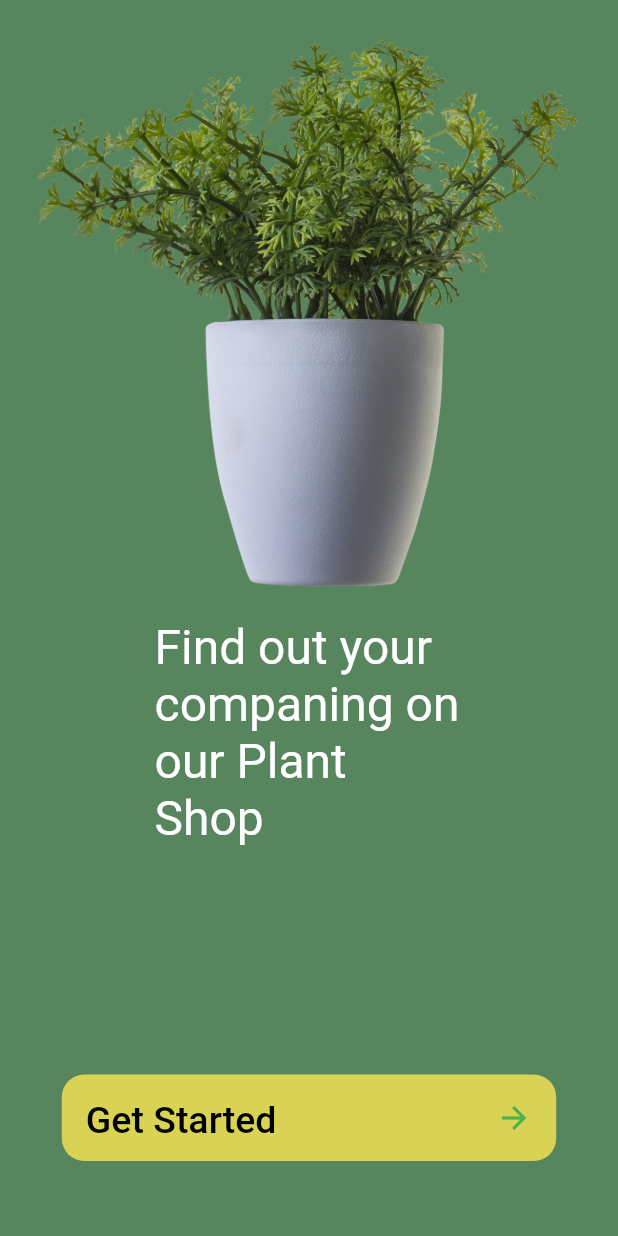
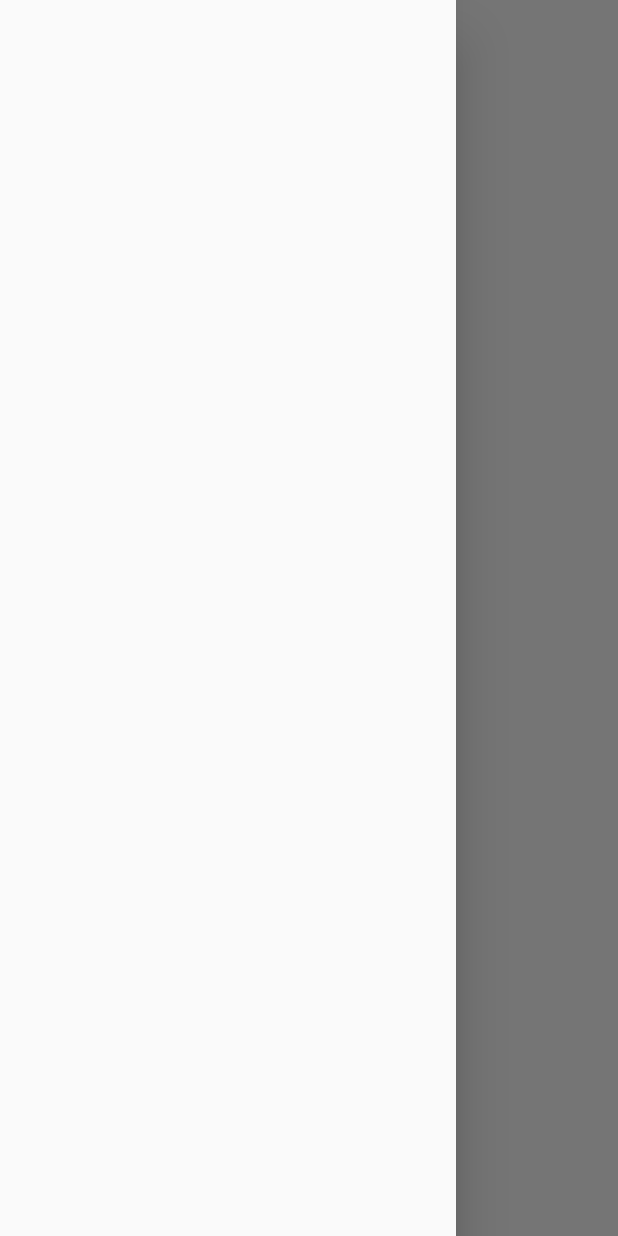
Before and after one commit to aneebbaig/plant_ui, a Flutter app: the screen it shows after launch, with the side drawer open (before the commit the screen has no drawer), on a phone screen of 412 x 824 dp. Run offline on Flutter 3.47's test engine with Material 2 defaults, Android fonts, the phone set to English and light mode, and no system bars; our stand-ins replace google_fonts.

Commit message:
Editing Shop Page

```diff
--- a/lib/main.dart
+++ b/lib/main.dart
@@ -1,5 +1,6 @@
 import 'package:flutter/material.dart';
-import '../screen/homepage.dart';
+import 'package:google_fonts/google_fonts.dart';
+import 'package:plants_ui/screen/shop_screen.dart';
 
 void main() {
   runApp(const MyApp());
@@ -14,9 +15,10 @@ class MyApp extends StatelessWidget {
     return MaterialApp(
       title: 'Plant UI',
       theme: ThemeData(
+        textTheme: GoogleFonts.latoTextTheme(),
         primarySwatch: Colors.green,
       ),
-      home: const HomePage(),
+      home: const Shop(),
     );
   }
 }
--- a/lib/screen/homepage.dart
+++ b/lib/screen/homepage.dart
@@ -1,4 +1,5 @@
 import 'package:flutter/material.dart';
+import 'package:google_fonts/google_fonts.dart';
 
 class HomePage extends StatelessWidget {
   const HomePage({super.key});
@@ -8,18 +9,31 @@ class HomePage extends StatelessWidget {
     Size size = MediaQuery.of(context).size;
     return Scaffold(
       backgroundColor: const Color(0xFF57855e),
-      body: Column(
+      body: Padding(
+        padding: const EdgeInsets.all(20.0),
+        child: Column(
           mainAxisAlignment: MainAxisAlignment.center,
           crossAxisAlignment: CrossAxisAlignment.center,
           children: [
+            SizedBox(
+              height: size.height * 0.1,
+            ),
             Image.asset('assets/images/plant1.png'),
-          SizedBox(
-            width: size.width * 0.5,
-            child: const Text(
+            const Spacer(),
+            Align(
+              alignment: Alignment.centerLeft,
+              child: SizedBox(
+                width: size.width * 0.7,
+                child: Text(
                   "Find out your companing on our Plant Shop",
-              style: TextStyle(
+                  style: GoogleFonts.lato(
+                    textStyle: const TextStyle(
+                      fontWeight: FontWeight.w800,
+                      fontSize: 30,
                       color: Colors.white,
-                fontSize: 32,
+                    ),
+                  ),
+                  textAlign: TextAlign.left,
                 ),
               ),
             ),
@@ -34,10 +48,7 @@ class HomePage extends StatelessWidget {
                     borderRadius: BorderRadius.circular(15),
                   ),
                   backgroundColor: const Color(0xFFd8d354),
-                maximumSize: Size(
-                  size.width * 0.8,
-                  size.height * 0.07,
-                ),
+                  //maximumSize: Size.fromWidth(size.width * 0.8),
                 ),
                 onPressed: () {},
                 child: Padding(
@@ -48,11 +59,15 @@ class HomePage extends StatelessWidget {
                       Text(
                         "Get Started",
                         style: TextStyle(
-                        fontSize: 25,
+                          //fontSize: ,
+                          color: Colors.black,
+                          fontWeight: FontWeight.w600,
+                        ),
+                      ),
+                      Icon(
+                        Icons.arrow_forward,
                         color: Colors.black,
                       ),
-                    ),
-                    Icon(Icons.arrow_forward),
                     ],
                   ),
                 ),
@@ -60,6 +75,7 @@ class HomePage extends StatelessWidget {
             ),
           ],
         ),
+      ),
     );
   }
 }
--- /dev/null
+++ b/lib/screen/shop_screen.dart
@@ -0,0 +1,26 @@
+import 'package:flutter/material.dart';
+import 'package:google_fonts/google_fonts.dart';
+
+class Shop extends StatelessWidget {
+  const Shop({super.key});
+
+  @override
+  Widget build(BuildContext context) {
+    return Scaffold(
+      backgroundColor: Colors.white,
+      appBar: AppBar(
+        backgroundColor: Colors.white,
+        elevation: 0,
+        actions: const [
+          Icon(Icons.verified_user_outlined),
+        ],
+        title: Text(
+          "Our Shop",
+          style: GoogleFonts.poppins(),
+        ),
+        centerTitle: true,
+      ),
+      drawer: const Drawer(),
+    );
+  }
+}
```
Also changed, not shown: pubspec.yaml (+8 -8 lines). Lines whose indentation alone changed are shown as unchanged.
